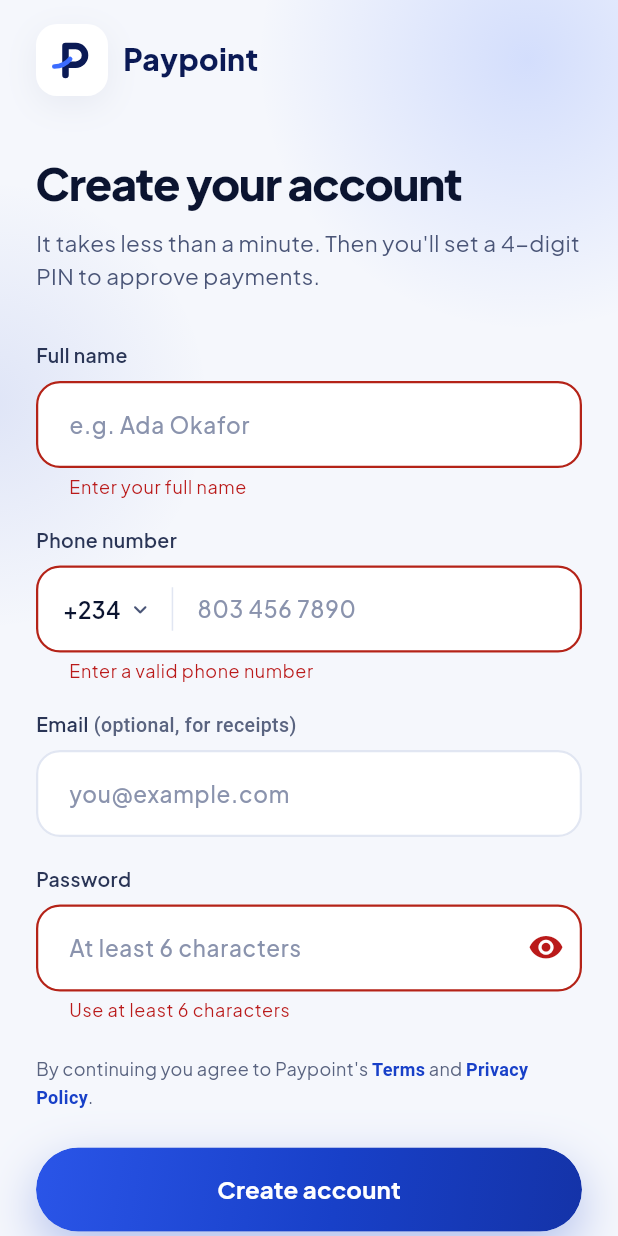
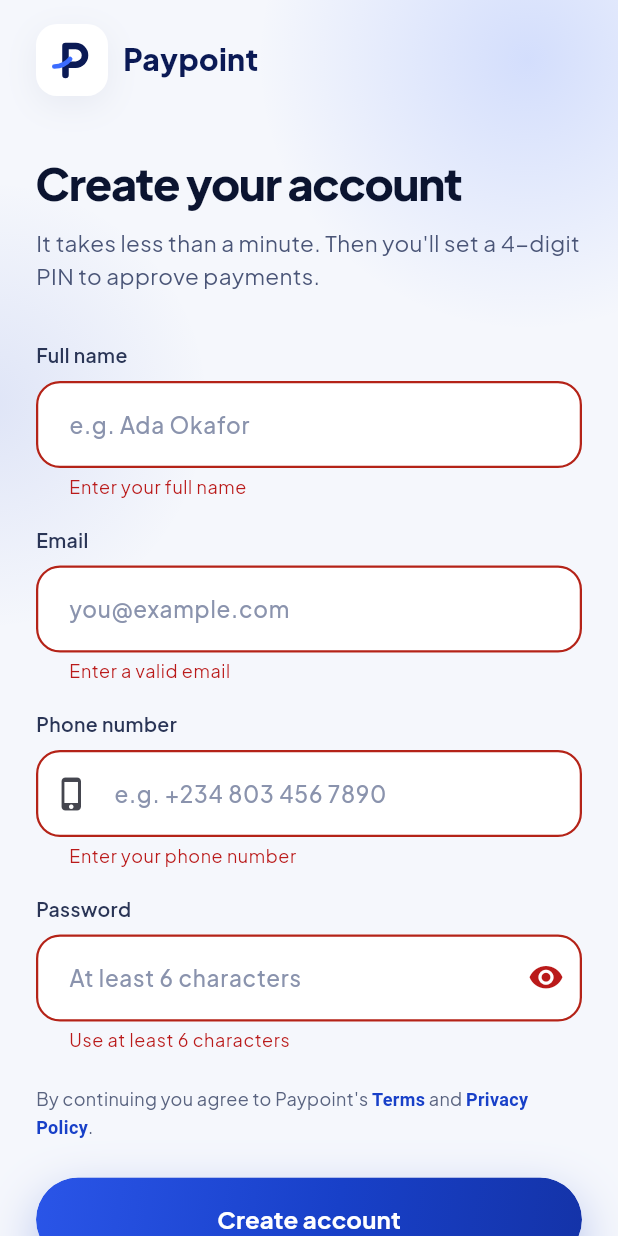
Before and after one commit to ALNATU2025/paypoint, a Flutter app: the SignUpScreen screen opened by its route, after a tap on "Create account", on a phone screen of 412 x 824 dp. Run offline on Flutter 3.47's test engine with Material 3 defaults, Android fonts, the phone set to English and light mode, and no system bars; our stand-ins replace google_fonts, shared_preferences; accounts and stored records are empty.

Commit message:
Log in with email and password; accept any phone number
- Login screen: email + password (phone removed)
- Sign up: email required (it's the login); phone accepts any country
  and length (+, spaces, dashes, brackets), no +234 prefix or 11-digit cap
- Fund wallet / profile show the account email

Co-Authored-By: Claude Opus 5.5 <noreply@anthropic.com>
Claude-Session: https://claude.ai/code/session_01Rtmac2LUyUTvChVHwGVbfm

```diff
--- a/lib/screens/home_screen.dart
+++ b/lib/screens/home_screen.dart
@@ -624,27 +624,29 @@ class _FundWalletSheetState extends State<_FundWalletSheet> {
                 crossAxisAlignment: CrossAxisAlignment.start,
                 children: [
                   const Text(
-                    'To add money now, contact Paypoint support with your wallet number below. '
+                    'To add money now, contact Paypoint support with your account email below. '
                     'Your balance updates as soon as it is credited.',
                     style: TextStyle(fontSize: 13, height: 1.5, color: AppColors.label),
                   ),
                   const SizedBox(height: 14),
-                  const Text('WALLET NUMBER',
+                  const Text('ACCOUNT EMAIL',
                       style: TextStyle(fontSize: 10, letterSpacing: 1.4, fontWeight: FontWeight.w800, color: AppColors.muted)),
                   const SizedBox(height: 4),
                   Row(
                     children: [
                       Expanded(
-                        child: Text(s.phone,
-                            style: const TextStyle(fontSize: 22, fontWeight: FontWeight.w800, letterSpacing: 1)),
+                        child: Text(s.email.isNotEmpty ? s.email : s.phone,
+                            maxLines: 1,
+                            overflow: TextOverflow.ellipsis,
+                            style: const TextStyle(fontSize: 18, fontWeight: FontWeight.w800)),
                       ),
                       IconButton.filledTonal(
-                        tooltip: 'Copy wallet number',
+                        tooltip: 'Copy account email',
                         onPressed: () {
-                          Clipboard.setData(ClipboardData(text: s.phone));
+                          Clipboard.setData(ClipboardData(text: s.email.isNotEmpty ? s.email : s.phone));
                           HapticFeedback.selectionClick();
                           ScaffoldMessenger.of(widget.hostContext)
-                              .showSnackBar(const SnackBar(content: Text('Wallet number copied')));
+                              .showSnackBar(const SnackBar(content: Text('Copied')));
                         },
                         icon: const Icon(Icons.copy_rounded, size: 18),
                       ),
--- a/lib/screens/login_screen.dart
+++ b/lib/screens/login_screen.dart
@@ -1,5 +1,4 @@
 import 'package:flutter/material.dart';
-import 'package:flutter/services.dart';
 
 import '../core/routes.dart';
 import '../core/theme.dart';
@@ -18,7 +17,7 @@ class LoginScreen extends StatefulWidget {
 
 class _LoginScreenState extends State<LoginScreen> {
   final _form = GlobalKey<FormState>();
-  final _phone = TextEditingController();
+  final _email = TextEditingController();
   final _password = TextEditingController();
   bool _busy = false;
   bool _obscure = true;
@@ -26,7 +25,7 @@ class _LoginScreenState extends State<LoginScreen> {
 
   @override
   void dispose() {
-    _phone.dispose();
+    _email.dispose();
     _password.dispose();
     super.dispose();
   }
@@ -40,7 +39,7 @@ class _LoginScreenState extends State<LoginScreen> {
     });
     final s = AppScope.read(context);
     try {
-      await s.login(phone: _phone.text.trim(), password: _password.text);
+      await s.login(email: _email.text.trim(), password: _password.text);
       if (!mounted) return;
       Navigator.of(context).pushNamedAndRemoveUntil(s.hasPin ? Routes.main : Routes.createPin, (_) => false);
     } on ApiException catch (e) {
@@ -109,22 +108,18 @@ class _LoginScreenState extends State<LoginScreen> {
                           FadeSlideIn(
                             delay: Stagger.at(2),
                             child: TextFormField(
-                              controller: _phone,
-                              keyboardType: TextInputType.phone,
+                              controller: _email,
+                              keyboardType: TextInputType.emailAddress,
                               textInputAction: TextInputAction.next,
-                              autofillHints: const [AutofillHints.telephoneNumber],
-                              inputFormatters: [
-                                FilteringTextInputFormatter.allow(RegExp(r'[0-9+ ]')),
-                                LengthLimitingTextInputFormatter(16),
-                              ],
+                              autofillHints: const [AutofillHints.email],
+                              autocorrect: false,
                               style: const TextStyle(fontSize: 15, fontWeight: FontWeight.w600),
                               decoration: const InputDecoration(
-                                labelText: 'Phone number',
-                                hintText: '0803 456 7890',
-                                prefixIcon: Icon(Icons.phone_iphone_rounded),
+                                labelText: 'Email',
+                                hintText: 'you@example.com',
+                                prefixIcon: Icon(Icons.alternate_email_rounded),
                               ),
-                              validator: (v) =>
-                                  (v ?? '').replaceAll(RegExp(r'\D'), '').length < 10 ? 'Enter your phone number' : null,
+                              validator: (v) => (v ?? '').trim().isEmpty ? 'Enter your email' : null,
                             ),
                           ),
                           const SizedBox(height: 16),
--- a/lib/screens/profile_screen.dart
+++ b/lib/screens/profile_screen.dart
@@ -150,7 +150,9 @@ class ProfileScreen extends StatelessWidget {
                             Text(s.fullName,
                                 style: const TextStyle(fontSize: 18, fontWeight: FontWeight.w800, color: Colors.white)),
                             const SizedBox(height: 3),
-                            Text(s.phone,
+                            Text(s.email.isNotEmpty ? '${s.email} · ${s.phone}' : s.phone,
+                                maxLines: 1,
+                                overflow: TextOverflow.ellipsis,
                                 style: const TextStyle(fontSize: 13, color: AppColors.onNavyMuted)),
                           ],
                         ),
--- a/lib/screens/sign_up_screen.dart
+++ b/lib/screens/sign_up_screen.dart
@@ -118,41 +118,41 @@ class _SignUpScreenState extends State<SignUpScreen> {
                         validator: (v) => (v == null || v.trim().length < 3) ? 'Enter your full name' : null,
                       )),
                       const SizedBox(height: 18),
-                      FadeSlideIn(delay: Stagger.at(3), child: const _FieldLabel('Phone number')),
+                      FadeSlideIn(delay: Stagger.at(3), child: const _FieldLabel('Email')),
                       FadeSlideIn(
                         delay: Stagger.at(3),
                         child: TextFormField(
-                        controller: _phone,
-                        keyboardType: TextInputType.phone,
-                        textInputAction: TextInputAction.next,
-                        autofillHints: const [AutofillHints.telephoneNumberNational],
-                        inputFormatters: [
-                          FilteringTextInputFormatter.digitsOnly,
-                          LengthLimitingTextInputFormatter(11),
-                        ],
-                        style: _inputStyle,
-                        decoration: const InputDecoration(
-                          hintText: '803 456 7890',
-                          prefixIcon: _CountryPrefix(),
-                          prefixIconConstraints: BoxConstraints(minWidth: 0, minHeight: 0),
+                          controller: _email,
+                          keyboardType: TextInputType.emailAddress,
+                          textInputAction: TextInputAction.next,
+                          autofillHints: const [AutofillHints.email],
+                          autocorrect: false,
+                          style: _inputStyle,
+                          decoration: const InputDecoration(hintText: 'you@example.com'),
+                          validator: (v) => RegExp(r'^[^@\s]+@[^@\s]+\.[^@\s]+$').hasMatch((v ?? '').trim())
+                              ? null
+                              : 'Enter a valid email',
                         ),
-                        validator: (v) => (v == null || v.length < 10) ? 'Enter a valid phone number' : null,
-                      )),
+                      ),
                       const SizedBox(height: 18),
-                      FadeSlideIn(delay: Stagger.at(4), child: const _FieldLabel('Email', hint: '(optional, for receipts)')),
+                      FadeSlideIn(delay: Stagger.at(4), child: const _FieldLabel('Phone number')),
                       FadeSlideIn(
                         delay: Stagger.at(4),
                         child: TextFormField(
-                        controller: _email,
-                        keyboardType: TextInputType.emailAddress,
-                        autofillHints: const [AutofillHints.email],
-                        style: _inputStyle,
-                        decoration: const InputDecoration(hintText: 'you@example.com'),
-                        validator: (v) {
-                          if (v == null || v.isEmpty) return null;
-                          return RegExp(r'^[^@\s]+@[^@\s]+\.[^@\s]+$').hasMatch(v) ? null : 'Enter a valid email';
-                        },
-                      )),
+                          controller: _phone,
+                          keyboardType: TextInputType.phone,
+                          textInputAction: TextInputAction.next,
+                          autofillHints: const [AutofillHints.telephoneNumber],
+                          // Any country, any length: digits, spaces, +, -, ( and ).
+                          inputFormatters: [FilteringTextInputFormatter.allow(RegExp(r'[0-9+()\- ]'))],
+                          style: _inputStyle,
+                          decoration: const InputDecoration(
+                            hintText: 'e.g. +234 803 456 7890',
+                            prefixIcon: Icon(Icons.phone_iphone_rounded),
+                          ),
+                          validator: (v) => RegExp(r'\d').hasMatch(v ?? '') ? null : 'Enter your phone number',
+                        ),
+                      ),
                       const SizedBox(height: 18),
                       FadeSlideIn(delay: Stagger.at(5), child: const _FieldLabel('Password')),
                       FadeSlideIn(
@@ -278,22 +278,3 @@ class _FieldLabel extends StatelessWidget {
         ),
       );
 }
-
-class _CountryPrefix extends StatelessWidget {
-  const _CountryPrefix();
-
-  @override
-  Widget build(BuildContext context) => Container(
-        margin: const EdgeInsets.only(right: 12),
-        padding: const EdgeInsets.fromLTRB(18, 4, 12, 4),
-        decoration: const BoxDecoration(border: Border(right: BorderSide(color: AppColors.border))),
-        child: const Row(
-          mainAxisSize: MainAxisSize.min,
-          children: [
-            Text('+234', style: TextStyle(fontSize: 15, fontWeight: FontWeight.w600, color: AppColors.ink)),
-            SizedBox(width: 4),
-            Icon(Icons.keyboard_arrow_down_rounded, size: 18, color: AppColors.body),
-          ],
-        ),
-      );
-}
--- a/lib/state/app_state.dart
+++ b/lib/state/app_state.dart
@@ -140,21 +140,21 @@ class AppState extends ChangeNotifier {
 
   Future<void> register({
     required String fullName,
+    required String email,
     required String phone,
     required String password,
-    String email = '',
   }) async {
     final data = await api.post('/api/auth/register', {
       'fullName': fullName,
+      'email': email,
       'phone': phone,
       'password': password,
-      if (email.isNotEmpty) 'email': email,
     });
     await _startSession(data as Map<String, dynamic>);
   }
 
-  Future<void> login({required String phone, required String password}) async {
-    final data = await api.post('/api/auth/login', {'phone': phone, 'password': password});
+  Future<void> login({required String email, required String password}) async {
+    final data = await api.post('/api/auth/login', {'email': email, 'password': password});
     await _startSession(data as Map<String, dynamic>);
     refreshHistory();
   }
```
Also changed, not shown: 1 other file.
